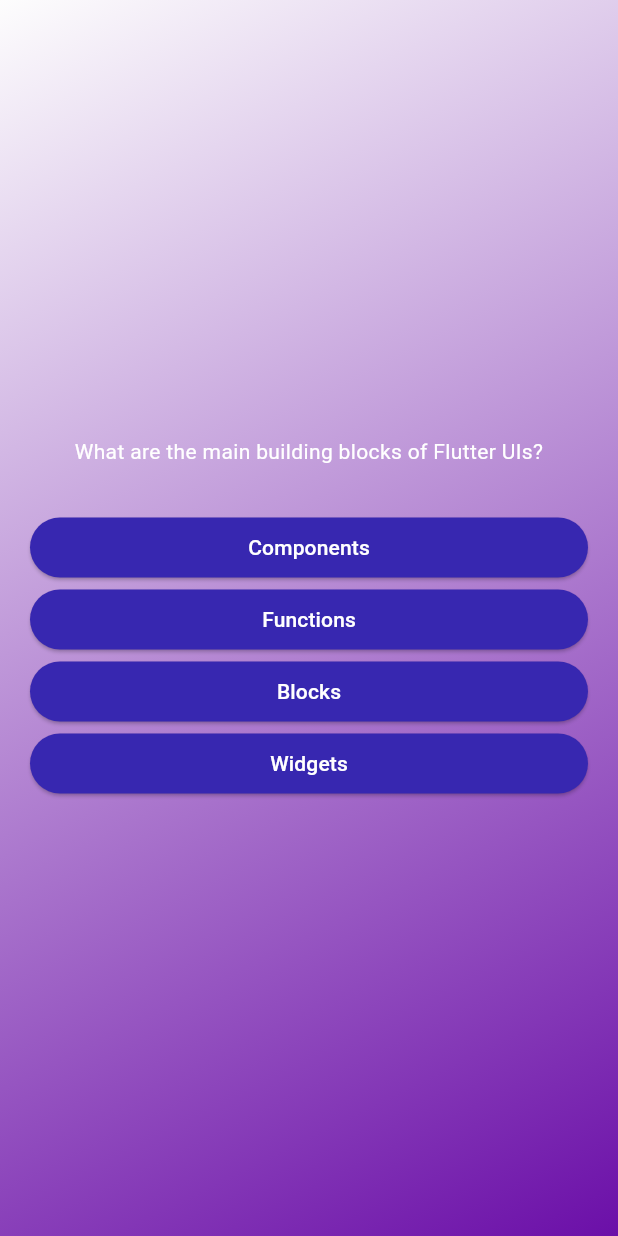
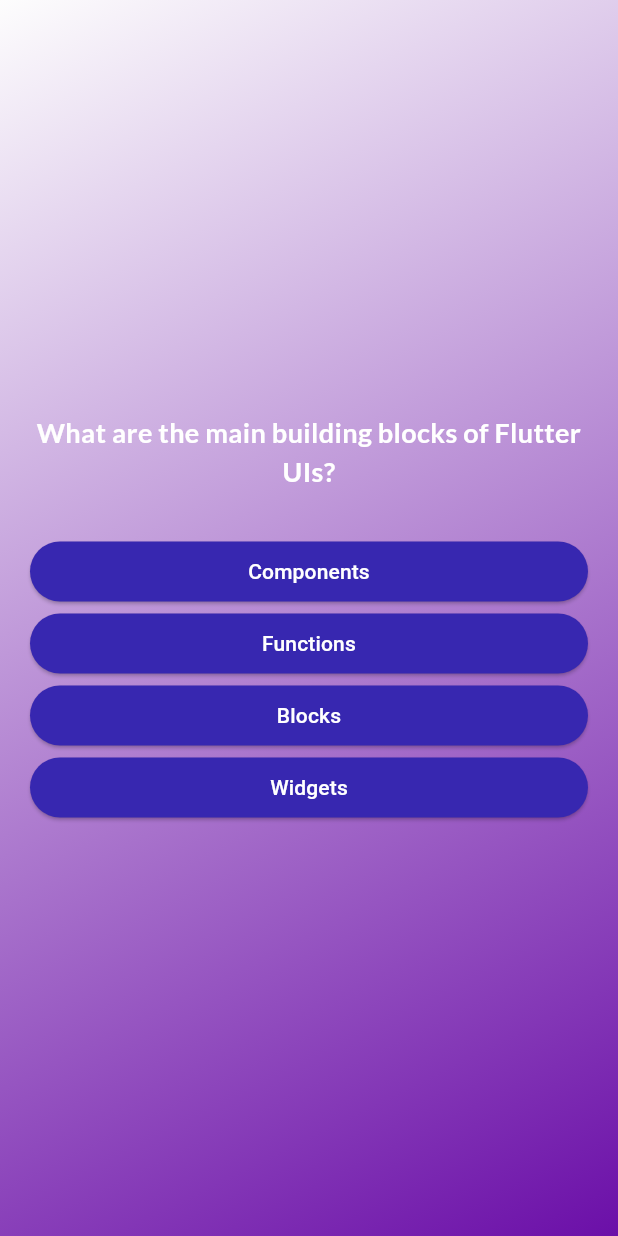
Before and after one commit to moashrafff/flutter-quiz-app-practice, a Flutter app: the screen it shows after launch, after a tap on "Start Quiz!", on a phone screen of 412 x 824 dp. Run offline on Flutter 3.47's test engine with Material 3 defaults, Android fonts, the phone set to English and light mode, and no system bars; our stand-ins replace google_fonts.

Commit message:
adding google font package and styling texts

```diff
--- a/lib/question_button.dart
+++ b/lib/question_button.dart
@@ -16,7 +16,7 @@ class QuestionButton extends StatelessWidget {
             borderRadius: BorderRadius.circular(40),
           )),
       onPressed: onTap,
-      child: Text(answerText),
+      child: Text(answerText, textAlign: TextAlign.center,),
     );
   }
 }
--- a/lib/questions_screen.dart
+++ b/lib/questions_screen.dart
@@ -1,6 +1,7 @@
 import 'package:flutter/material.dart';
 import 'package:flutter_application_1/data/questions.dart';
 import 'package:flutter_application_1/question_button.dart';
+import 'package:google_fonts/google_fonts.dart';
 
 class QuestionsScreen extends StatefulWidget {
   const QuestionsScreen({super.key});
@@ -36,8 +37,10 @@ class _QuestionsScreenState extends State<QuestionsScreen> {
           children: [
             Text(
               currentQuestion.question,
-              style: const TextStyle(
+              style:  GoogleFonts.lato(
                 color: Colors.white,
+                fontSize: 18,
+                fontWeight: FontWeight.bold
               ),
               textAlign: TextAlign.center,
             ),
--- a/lib/start_screen.dart
+++ b/lib/start_screen.dart
@@ -1,4 +1,5 @@
 import 'package:flutter/material.dart';
+import 'package:google_fonts/google_fonts.dart';
 
 class StartScreen extends StatelessWidget {
   const StartScreen(this.startQuiz, {super.key});
@@ -32,8 +33,9 @@ class StartScreen extends StatelessWidget {
           OutlinedButton.icon(
             style: OutlinedButton.styleFrom(foregroundColor: Colors.white),
             onPressed: startQuiz,
-            label: const Text(
+            label: Text(
               "Start Quiz!",
+              style: GoogleFonts.lato(color: Colors.white,),
             ),
             icon: const Icon(Icons.arrow_right),
           )
--- a/pubspec.yaml
+++ b/pubspec.yaml
@@ -35,6 +35,7 @@ dependencies:
   # The following adds the Cupertino Icons font to your application.
   # Use with the CupertinoIcons class for iOS style icons.
   cupertino_icons: ^1.0.8
+  google_fonts: ^6.2.1
 
 dev_dependencies:
   flutter_test:
```
Also changed, not shown: pubspec.lock, 10 other files.
